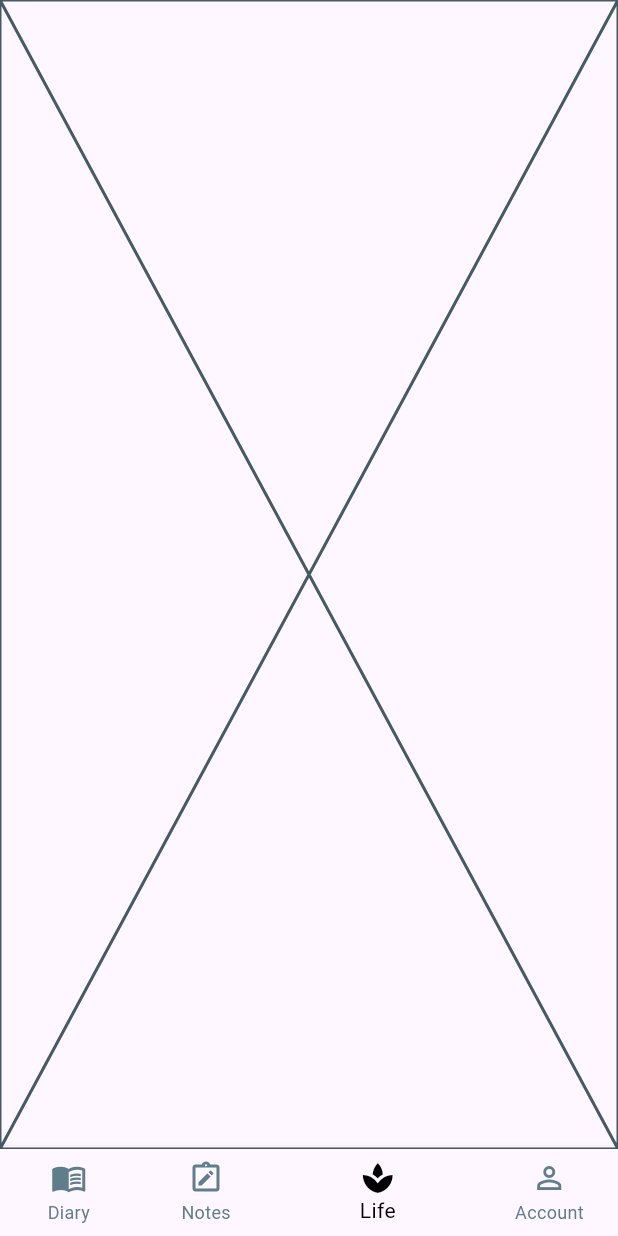
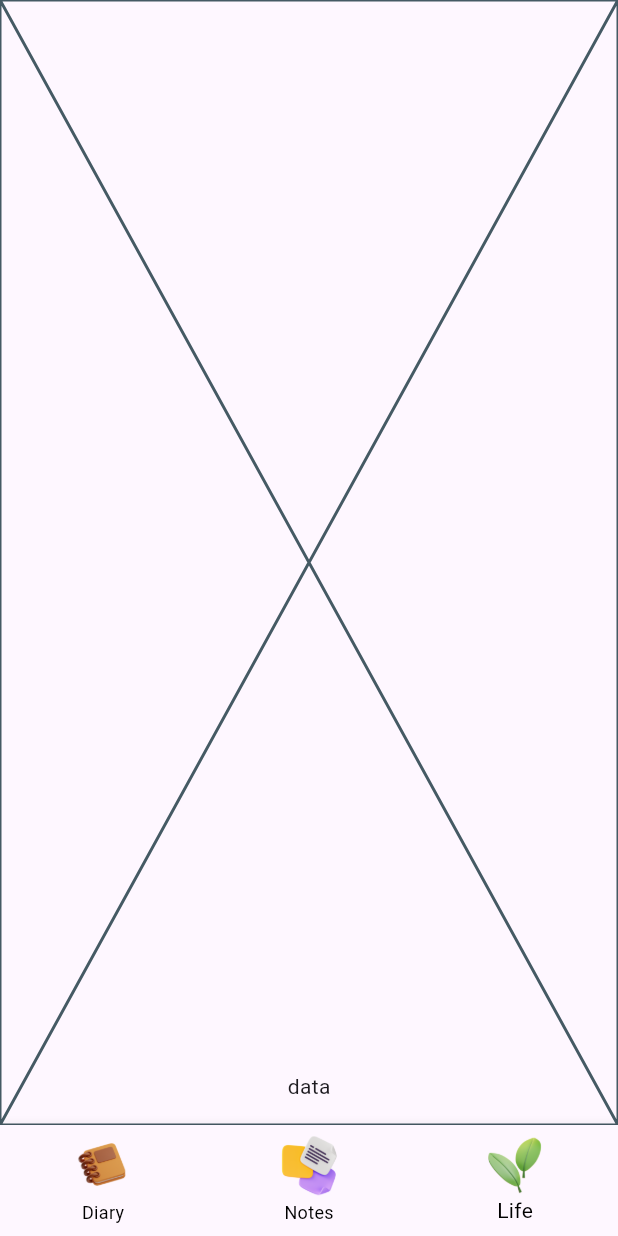
Before and after one commit to lewiseman/journal, a Flutter app: the screen it shows after launch, item 3 of the bottom bar chosen, on a phone screen of 412 x 824 dp. Run offline on Flutter 3.47's test engine with Material 3 defaults, Android fonts, the phone set to English and light mode, and no system bars; our stand-ins replace objectbox; generated files the repository leaves out were written again.

Commit message:
Update app branding and assets: change app label to 'Journal', update launch background color, add new color resource, and include icon assets for navigation.

```diff
--- a/lib/modules/diary/views/pages/diary_page.dart
+++ b/lib/modules/diary/views/pages/diary_page.dart
@@ -5,6 +5,6 @@ class DiaryPage extends StatelessWidget {
 
   @override
   Widget build(BuildContext context) {
-    return const Placeholder();
+    return SizedBox();
   }
 }
--- a/lib/modules/root/views/widgets/root_layout.dart
+++ b/lib/modules/root/views/widgets/root_layout.dart
@@ -1,30 +1,9 @@
 import 'package:journal/common.dart';
 
 final _items = [
-  (
-    name: 'Diary',
-    icon: Icons.menu_book_outlined,
-    activeIcon: Icons.menu_book,
-    page: DiaryPage(),
-  ),
-  (
-    name: 'Notes',
-    icon: Icons.note_alt_outlined,
-    activeIcon: Icons.note_alt,
-    page: NotesPage(),
-  ),
-  (
-    name: 'Life',
-    icon: Icons.spa_outlined,
-    activeIcon: Icons.spa,
-    page: LifePage(),
-  ),
-  (
-    name: 'Account',
-    icon: Icons.person_outline,
-    activeIcon: Icons.person,
-    page: AccountPage(),
-  ),
+  (name: 'Diary', icon: 'diary.png', page: DiaryPage()),
+  (name: 'Notes', icon: 'notes.png', page: NotesPage()),
+  (name: 'Life', icon: 'leafs.png', page: LifePage()),
 ];
 
 class RootLayout extends StatefulWidget {
@@ -40,14 +19,21 @@ class _RootLayoutState extends State<RootLayout> {
   Widget build(BuildContext context) {
     return Scaffold(
       body: _items.elementAt(_page).page,
+      floatingActionButton: switch (_page) {
+        1 => Text('data'),
+        _ => Text('data'),
+      },
+      floatingActionButtonLocation: switch (_page) {
+        1 => FloatingActionButtonLocation.centerFloat,
+        _ => FloatingActionButtonLocation.centerFloat,
+      },
       bottomNavigationBar: BottomNavigationBar(
         currentIndex: _page,
-        selectedLabelStyle: TextStyle(color: Colors.black),
-        unselectedLabelStyle: TextStyle(color: Colors.blueGrey),
+
         showSelectedLabels: true,
         showUnselectedLabels: true,
         selectedItemColor: Colors.black,
-        unselectedItemColor: Colors.blueGrey,
+        unselectedItemColor: Colors.black,
         onTap: (value) {
           setState(() {
             _page = value;
@@ -57,8 +43,11 @@ class _RootLayoutState extends State<RootLayout> {
           for (final x in _items)
             BottomNavigationBarItem(
               label: x.name,
-              icon: Icon(x.icon, color: Colors.blueGrey),
-              activeIcon: Icon(x.activeIcon, color: Colors.black),
+              icon: Image.asset('assets/images/icons/${x.icon}', height: 40),
+              activeIcon: Image.asset(
+                'assets/images/icons/${x.icon}',
+                height: 40,
+              ),
             ),
         ],
       ),
--- a/pubspec.yaml
+++ b/pubspec.yaml
@@ -39,9 +39,9 @@ flutter:
   # the material Icons class.
   uses-material-design: true
 
-  # To add assets to your application, add an assets section, like this:
-  # assets:
-  #   - images/a_dot_burr.jpeg
+  assets:
+    - assets/images/
+    - assets/images/icons/
   #   - images/a_dot_ham.jpeg
 
   # An image asset can refer to one or more resolution-specific "variants", see
```
Also changed, not shown: assets/images/icons/diary.png (added), assets/images/icons/leafs.png (added), assets/images/icons/notes.png (added), assets/images/icons/pencil.png (added), raw_assets/ChatGPT Image Sep 29, 2026, 04_44_31 PM.png (added), 8 other files.
